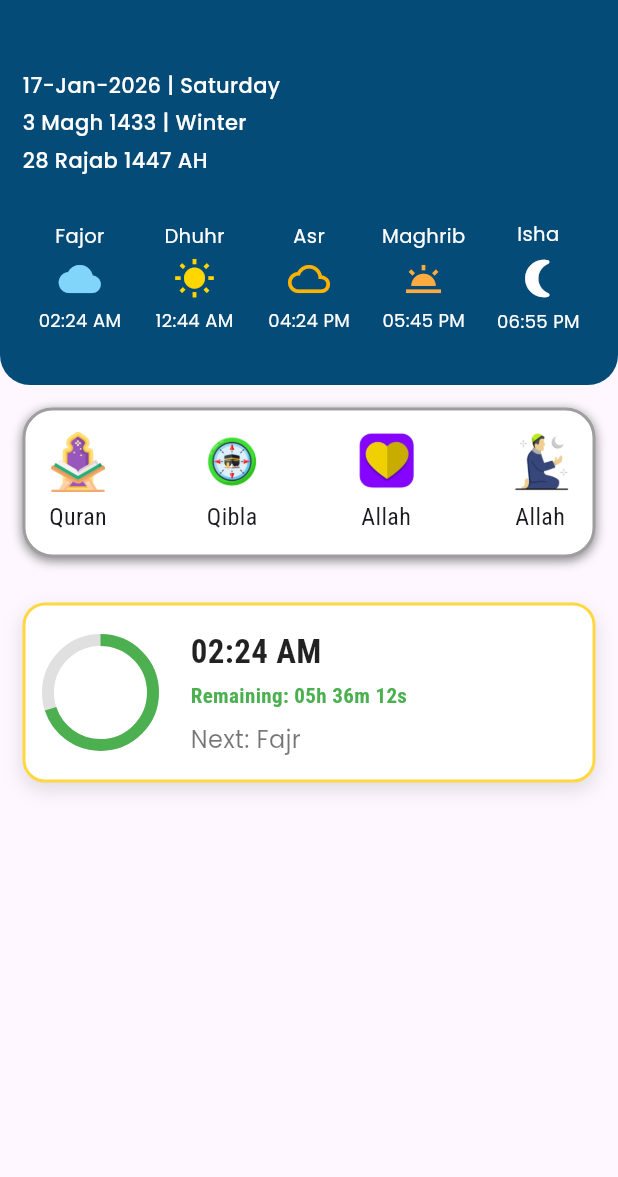
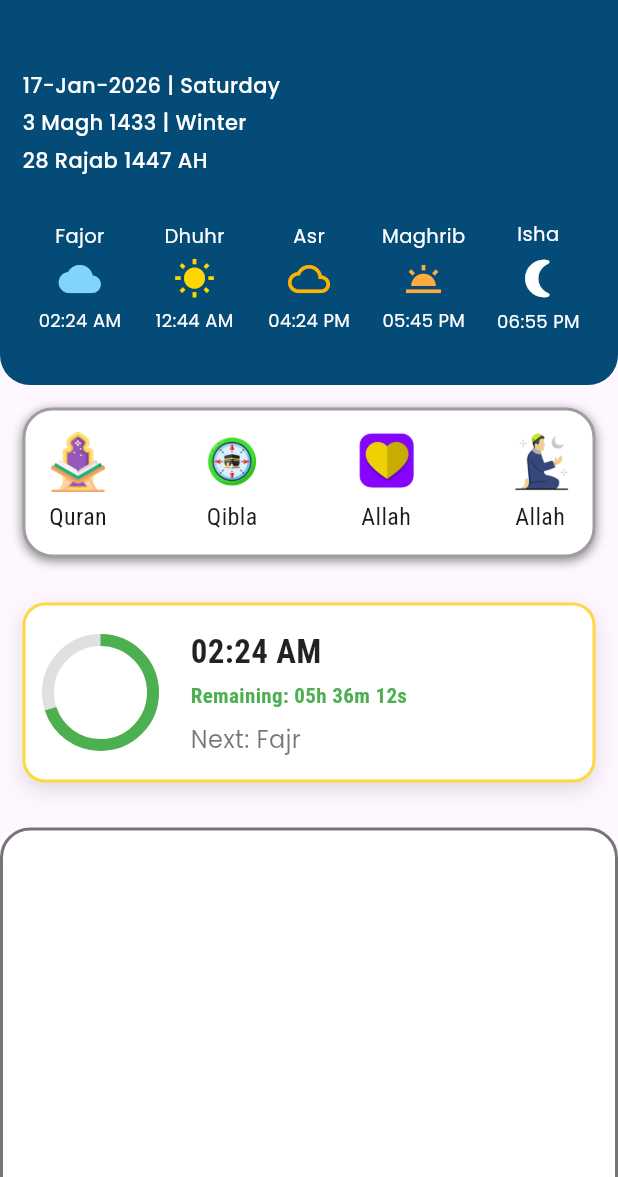
Before and after one commit to oliulalam/pure_muslim_app, a Flutter app: the screen it shows after launch, on a phone screen of 412 x 824 dp, the part 59-1236 px from its top. Run offline on Flutter 3.47's test engine with Material 3 defaults, Android fonts, the phone set to English and light mode, and no system bars; our stand-ins replace flutter_svg.

Commit message:
Sehri ifter and forbidden Timae section card added

```diff
--- a/lib/screen/home_screen.dart
+++ b/lib/screen/home_screen.dart
@@ -433,7 +433,16 @@ class _HomeScreenState extends State<HomeScreen> {
 
             SizedBox(height: 15),
 
+            Container(
+              padding: EdgeInsets.symmetric(horizontal: 15),
+              height: 400,
+              decoration: BoxDecoration(
+                color: Colors.white,
+                borderRadius: BorderRadius.circular(20),
+                border: Border.all(color: Colors.black54, width: 2),
+              ),
 
+            ),
           ],
         ),
       ),
```
